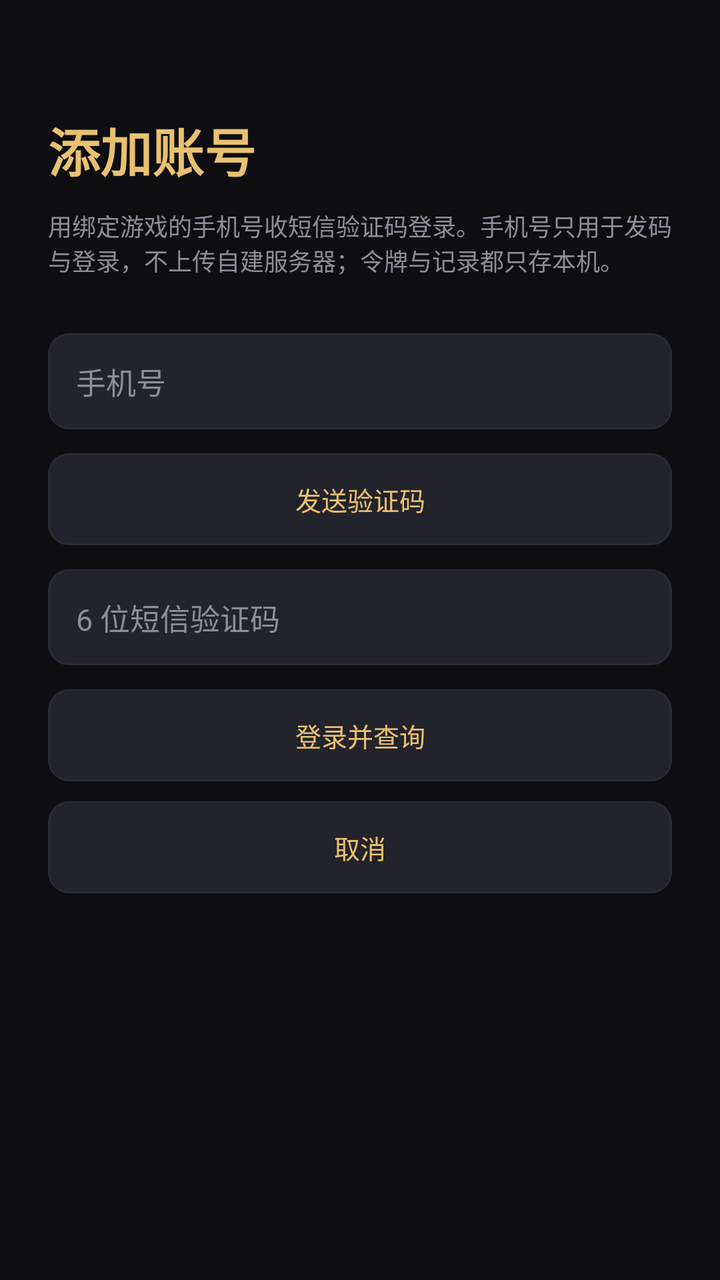
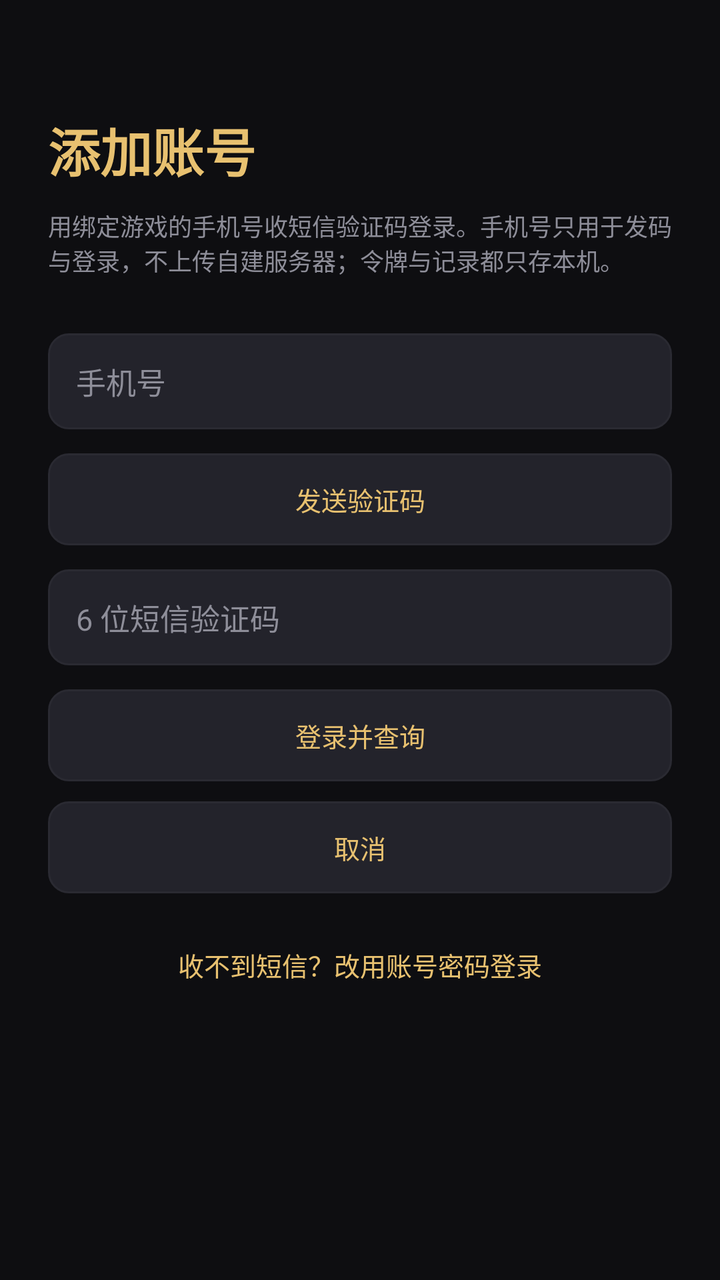

The first picture is an Android layout as it rendered before a commit; the second is the same layout after the commit. The layout source and the unified diff follow.
<!-- AndroidManifest.xml: application theme Theme.XKL -->
<!-- res/layout/activity_login.xml -->
<?xml version="1.0" encoding="utf-8"?>
<ScrollView xmlns:android="http://schemas.android.com/apk/res/android"
    android:layout_width="match_parent"
    android:layout_height="match_parent"
    android:background="@color/bg"
    android:fillViewport="true">

    <LinearLayout
        android:layout_width="match_parent"
        android:layout_height="wrap_content"
        android:orientation="vertical"
        android:padding="24dp">

        <TextView
            android:layout_width="wrap_content"
            android:layout_height="wrap_content"
            android:layout_marginTop="32dp"
            android:text="@string/login_title_add"
            android:textColor="@color/gold"
            android:textSize="26sp"
            android:textStyle="bold" />

        <TextView
            android:layout_width="match_parent"
            android:layout_height="wrap_content"
            android:layout_marginTop="10dp"
            android:text="@string/login_hint"
            android:textColor="@color/text_dim"
            android:textSize="12sp" />

        <EditText
            android:id="@+id/phone_input"
            android:layout_width="match_parent"
            android:layout_height="48dp"
            android:layout_marginTop="28dp"
            android:background="@drawable/bg_input"
            android:hint="@string/login_phone_hint"
            android:inputType="phone"
            android:maxLength="11"
            android:paddingStart="14dp"
            android:paddingEnd="14dp"
            android:textColor="@color/text"
            android:textSize="15sp" />

        <androidx.appcompat.widget.AppCompatButton
            android:id="@+id/send_button"
            style="@style/XklButton"
            android:layout_width="match_parent"
            android:layout_height="46dp"
            android:layout_marginTop="12dp"
            android:text="@string/login_send_code" />

        <EditText
            android:id="@+id/code_input"
            android:layout_width="match_parent"
            android:layout_height="48dp"
            android:layout_marginTop="12dp"
            android:background="@drawable/bg_input"
            android:hint="@string/login_code_hint"
            android:inputType="number"
            android:maxLength="6"
            android:paddingStart="14dp"
            android:paddingEnd="14dp"
            android:textColor="@color/text"
            android:textSize="15sp" />

        <androidx.appcompat.widget.AppCompatButton
            android:id="@+id/login_button"
            style="@style/XklButton"
            android:layout_width="match_parent"
            android:layout_height="46dp"
            android:layout_marginTop="12dp"
            android:text="@string/login_submit" />

        <androidx.appcompat.widget.AppCompatButton
            android:id="@+id/cancel_button"
            style="@style/XklButton"
            android:layout_width="match_parent"
            android:layout_height="46dp"
            android:layout_marginTop="10dp"
            android:text="@string/login_cancel" />

        <TextView
            android:id="@+id/status_view"
            android:layout_width="match_parent"
            android:layout_height="wrap_content"
            android:layout_marginTop="16dp"
            android:textColor="@color/text_dim"
            android:textSize="13sp" />
    </LinearLayout>
</ScrollView>
<!-- resources referenced by this layout -->
<resources>
  <color name="bg">#0E0E11</color>
  <color name="gold">#E8C170</color>
  <color name="text">#F2F2F5</color>
  <color name="text_dim">#8E8E99</color>
  <!-- drawable bg_input (drawable) -->
  <?xml version="1.0" encoding="utf-8"?>
  <shape xmlns:android="http://schemas.android.com/apk/res/android">
      <solid android:color="@color/pill" />
      <corners android:radius="10dp" />
      <stroke android:width="1dp" android:color="@color/card_stroke" />
  </shape>
  <string name="login_cancel">取消</string>
  <string name="login_code_hint">6 位短信验证码</string>
  <string name="login_hint">用绑定游戏的手机号收短信验证码登录。手机号只用于发码与登录，不上传自建服务器；令牌与记录都只存本机。</string>
  <string name="login_phone_hint">手机号</string>
  <string name="login_send_code">发送验证码</string>
  <string name="login_submit">登录并查询</string>
  <string name="login_title_add">添加账号</string>
  <style name="XklButton" parent="Widget.AppCompat.Button.Borderless">
          <item name="android:layout_height">wrap_content</item>
          <item name="android:background">@drawable/bg_btn</item>
          <item name="android:textColor">@color/gold</item>
          <item name="android:textSize">13sp</item>
          <item name="android:minWidth">0dp</item>
          <item name="android:minHeight">0dp</item>
          <item name="android:paddingStart">14dp</item>
          <item name="android:paddingEnd">14dp</item>
          <item name="android:paddingTop">8dp</item>
          <item name="android:paddingBottom">8dp</item>
      </style>
  <color name="pill">#23232B</color>
  <color name="card_stroke">#2A2A32</color>
  <!-- drawable bg_btn (drawable) -->
  <?xml version="1.0" encoding="utf-8"?>
  <shape xmlns:android="http://schemas.android.com/apk/res/android">
      <solid android:color="@color/pill" />
      <corners android:radius="10dp" />
      <stroke android:width="1dp" android:color="@color/card_stroke" />
  </shape>
  <color name="card">#17171C</color>
  <style name="Theme.XKL.Dialog" parent="ThemeOverlay.MaterialComponents.MaterialAlertDialog">
          <item name="colorSurface">@color/card</item>
          <item name="colorOnSurface">@color/text</item>
          <item name="colorPrimary">@color/gold</item>
          <item name="android:textColorPrimary">@color/text</item>
          <item name="android:textColorSecondary">@color/text_dim</item>
          <item name="android:textColorAlertDialogListItem">@color/text</item>
          <item name="shapeAppearanceOverlay">@style/Shape.XKL.Dialog</item>
          <item name="materialAlertDialogTitleTextStyle">@style/XklDialogTitle</item>
          <item name="materialAlertDialogBodyTextStyle">@style/XklDialogBody</item>
      </style>
  <style name="Shape.XKL.Dialog" parent="">
          <item name="cornerFamily">rounded</item>
          <item name="cornerSize">14dp</item>
      </style>
  <style name="XklDialogTitle" parent="MaterialAlertDialog.MaterialComponents.Title.Text">
          <item name="android:textColor">@color/gold</item>
          <item name="android:textSize">18sp</item>
          <item name="android:textStyle">bold</item>
      </style>
  <style name="XklDialogBody" parent="MaterialAlertDialog.MaterialComponents.Body.Text">
          <item name="android:textColor">@color/text</item>
          <item name="android:textSize">14sp</item>
          <item name="android:lineSpacingExtra">2dp</item>
      </style>
  <!-- unchanged entries left out for length: 1 -->
</resources>

<!-- the commit's change to res/layout/activity_login.xml (unified diff, before → after) -->
@@ -64,6 +64,21 @@
             android:textColor="@color/text"
             android:textSize="15sp" />
 
+        <EditText
+            android:id="@+id/pwd_input"
+            android:layout_width="match_parent"
+            android:layout_height="48dp"
+            android:layout_marginTop="12dp"
+            android:background="@drawable/bg_input"
+            android:hint="@string/login_pwd_hint"
+            android:inputType="textPassword"
+            android:maxLength="32"
+            android:paddingStart="14dp"
+            android:paddingEnd="14dp"
+            android:textColor="@color/text"
+            android:textSize="15sp"
+            android:visibility="gone" />
+
         <androidx.appcompat.widget.AppCompatButton
             android:id="@+id/login_button"
             style="@style/XklButton"
@@ -81,6 +96,28 @@
             android:text="@string/login_cancel" />
 
         <TextView
+            android:id="@+id/pwd_note"
+            android:layout_width="match_parent"
+            android:layout_height="wrap_content"
+            android:layout_marginTop="14dp"
+            android:text="@string/login_pwd_note"
+            android:textColor="@color/text_dim"
+            android:textSize="11sp"
+            android:visibility="gone" />
+
+        <TextView
+            android:id="@+id/mode_switch"
+            android:layout_width="match_parent"
+            android:layout_height="wrap_content"
+            android:layout_marginTop="18dp"
+            android:gravity="center"
+            android:paddingTop="8dp"
+            android:paddingBottom="8dp"
+            android:text="@string/login_switch_to_pwd"
+            android:textColor="@color/gold"
+            android:textSize="13sp" />
+
+        <TextView
             android:id="@+id/status_view"
             android:layout_width="match_parent"
             android:layout_height="wrap_content"
<!-- resource entries referenced after the edit -->
@@ -15,8 +15,11 @@
   <string name="login_code_hint">6 位短信验证码</string>
   <string name="login_hint">用绑定游戏的手机号收短信验证码登录。手机号只用于发码与登录，不上传自建服务器；令牌与记录都只存本机。</string>
   <string name="login_phone_hint">手机号</string>
+  <string name="login_pwd_hint">密码</string>
+  <string name="login_pwd_note">密码只在本机算一次 MD5 用于官方登录接口，不保存、不上传自建服务器，登录成功后立即丢弃。</string>
   <string name="login_send_code">发送验证码</string>
   <string name="login_submit">登录并查询</string>
+  <string name="login_switch_to_pwd">收不到短信？改用账号密码登录</string>
   <string name="login_title_add">添加账号</string>
   <style name="XklButton" parent="Widget.AppCompat.Button.Borderless">
           <item name="android:layout_height">wrap_content</item>
